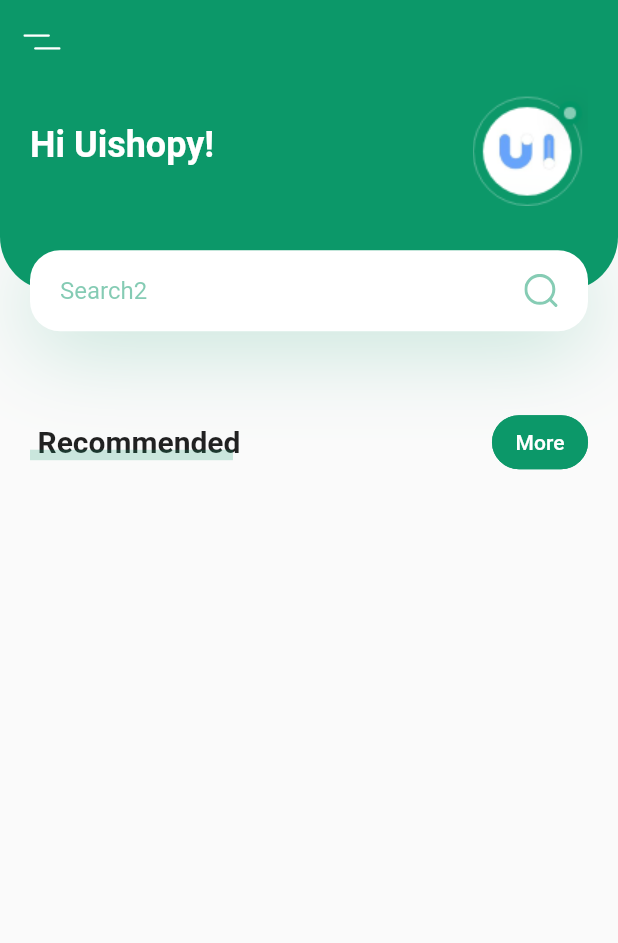
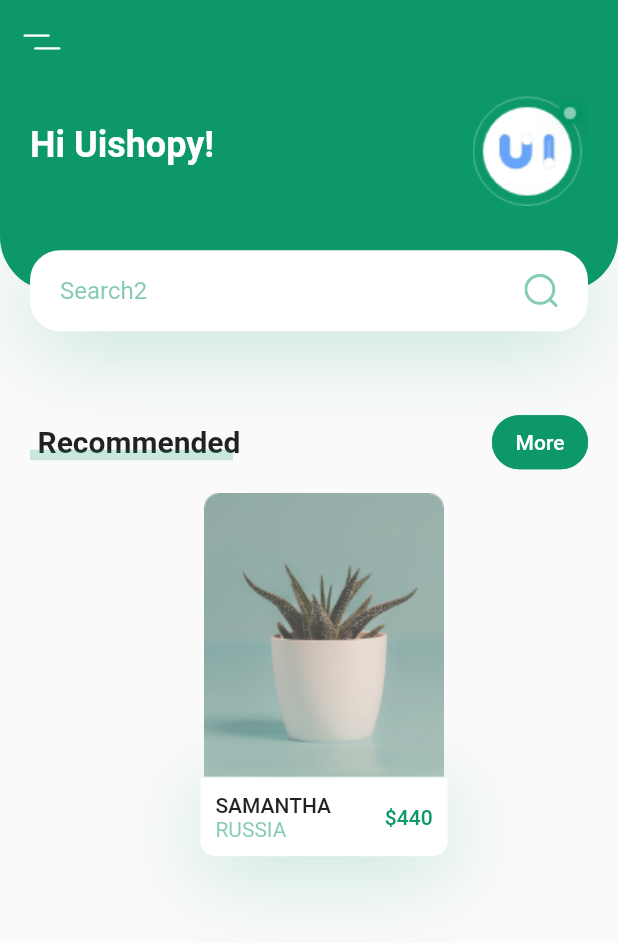
Before and after one commit to Hansanghyeon/flutter-plant, a Flutter app: the screen it shows after launch, on a phone screen of 412 x 824 dp. Shown: the top 943 px of the screen. Run offline on Flutter 3.47's test engine with Material 2 defaults, Android fonts, the phone set to English and light mode, and no system bars; our stand-ins replace flutter_svg.

Commit message:
feat: Slide Item

```diff
--- a/lib/screens/home/components/body.dart
+++ b/lib/screens/home/components/body.dart
@@ -19,6 +19,62 @@ class Body extends StatelessWidget {
             title: "Recommended",
             press: () {},
           ),
+          // it will cover 40% of our total width
+          Container(
+              margin: EdgeInsets.only(
+                left: kDefaultPadding,
+                top: kDefaultPadding / 2,
+                bottom: kDefaultPadding * 2.5,
+              ),
+              width: size.width * 0.4,
+              child: Column(
+                children: <Widget>[
+                  Image.asset("assets/images/image_1.png"),
+                  Container(
+                      padding: EdgeInsets.all(kDefaultPadding / 2),
+                      decoration: BoxDecoration(
+                        color: Colors.white,
+                        borderRadius: BorderRadius.only(
+                          bottomLeft: Radius.circular(10),
+                          bottomRight: Radius.circular(10),
+                        ),
+                        boxShadow: [
+                          BoxShadow(
+                            offset: Offset(0, 10),
+                            blurRadius: 50,
+                            color: kPrimaryColor.withOpacity(0.23),
+                          ),
+                        ],
+                      ),
+                      child: Row(
+                        children: <Widget>[
+                          RichText(
+                            text: TextSpan(
+                              children: [
+                                TextSpan(
+                                  text: "Samantha\n".toUpperCase(),
+                                  style: Theme.of(context).textTheme.button,
+                                ),
+                                TextSpan(
+                                  text: "Russia".toUpperCase(),
+                                  style: TextStyle(
+                                    color: kPrimaryColor.withOpacity(0.5),
+                                  ),
+                                )
+                              ],
+                            ),
+                          ),
+                          Spacer(),
+                          Text(
+                            '\$440',
+                            style: Theme.of(context).textTheme.button?.copyWith(
+                                  color: kPrimaryColor,
+                                ),
+                          ),
+                        ],
+                      )),
+                ],
+              ))
         ],
       ),
     );
--- a/lib/screens/home/components/title_with_more_btn.dart
+++ b/lib/screens/home/components/title_with_more_btn.dart
@@ -1,6 +1,6 @@
 import 'package:flutter/material.dart';
 
-import '../../../constans.dart';
+import 'package:flutter_application_1/constans.dart';
 
 class TitleWithMoreBtn extends StatelessWidget {
   const TitleWithMoreBtn({
@@ -9,7 +9,7 @@ class TitleWithMoreBtn extends StatelessWidget {
     required this.press,
   }) : super(key: key);
   final String title;
-  final Function press;
+  final void Function() press;
 
   @override
   Widget build(BuildContext context) {
```
